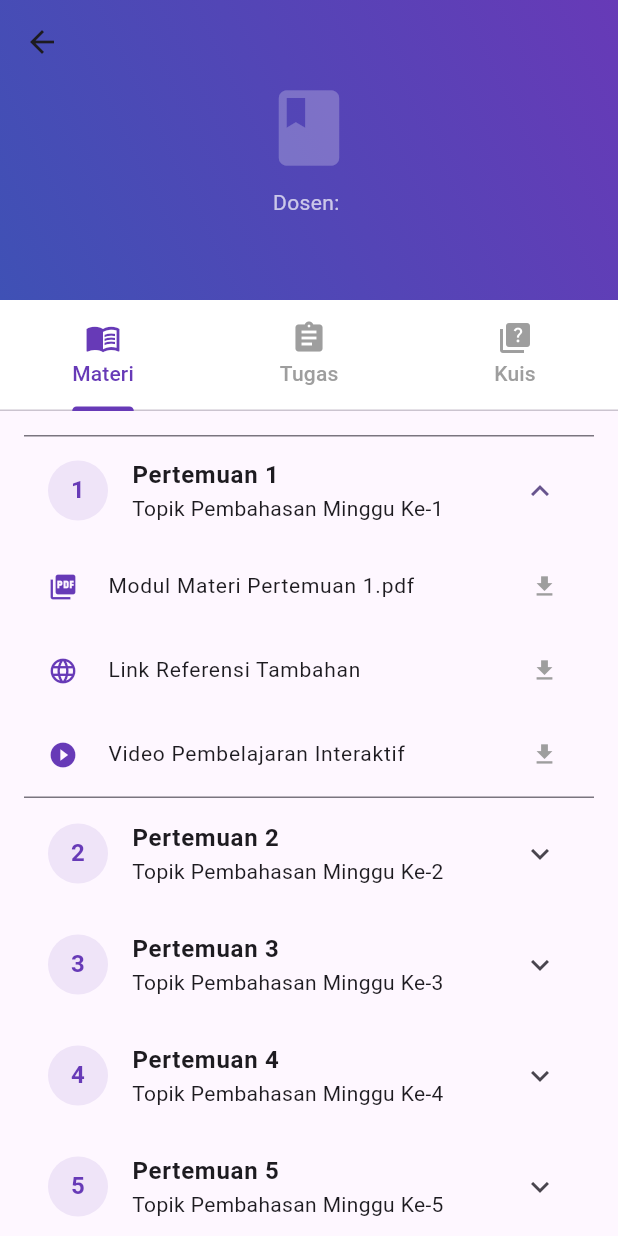
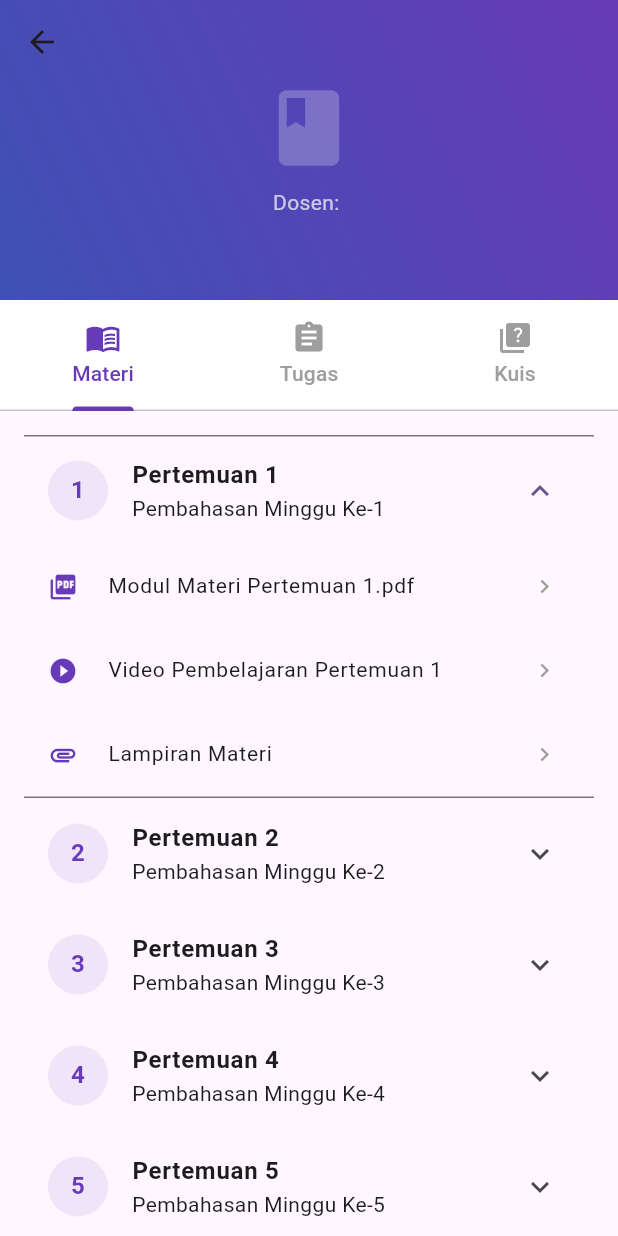
Before and after one commit to hamidarki/lms_uas, a Flutter app: the DetailKelasPage screen opened directly with empty values, after a tap on an icon or button, on a phone screen of 412 x 824 dp. Run offline on Flutter 3.47's test engine with Material 3 defaults, Android fonts, the phone set to English and light mode, and no system bars.

Commit message:
menambahkan isi konten halaman materi

```diff
--- a/lib/pages/detail_kelas_page.dart
+++ b/lib/pages/detail_kelas_page.dart
@@ -1,4 +1,5 @@
 import 'package:flutter/material.dart';
+import 'package:lms/pages/materi_page.dart';
 
 class DetailKelasPage extends StatefulWidget {
   final String namaMatakuliah;
@@ -115,17 +116,18 @@ class _DetailKelasPageState extends State<DetailKelasPage> with SingleTickerProv
       itemCount: 6,
       itemBuilder: (context, index) {
         int meeting = index + 1;
+        String topic = 'Pembahasan Minggu Ke-$meeting';
         return ExpansionTile(
           leading: CircleAvatar(
             backgroundColor: Colors.deepPurple.withOpacity(0.1),
             child: Text('$meeting', style: const TextStyle(color: Colors.deepPurple, fontWeight: FontWeight.bold)),
           ),
           title: Text('Pertemuan $meeting', style: const TextStyle(fontWeight: FontWeight.bold)),
-          subtitle: Text('Topik Pembahasan Minggu Ke-$meeting'),
+          subtitle: Text(topic),
           children: [
-            _buildResourceItem(Icons.picture_as_pdf, 'Modul Materi Pertemuan $meeting.pdf', 'File PDF'),
-            _buildResourceItem(Icons.language, 'Link Referensi Tambahan', 'URL Website'),
-            _buildResourceItem(Icons.play_circle_fill, 'Video Pembelajaran Interaktif', 'Konten Interaktif'),
+            _buildResourceItem('Modul Materi Pertemuan $meeting.pdf', topic, Icons.picture_as_pdf),
+            _buildResourceItem('Video Pembelajaran Pertemuan $meeting', topic, Icons.play_circle_fill),
+            _buildResourceItem('Lampiran Materi', topic, Icons.attachment),
           ],
         );
       },
@@ -152,12 +154,22 @@ class _DetailKelasPageState extends State<DetailKelasPage> with SingleTickerProv
     );
   }
 
-  Widget _buildResourceItem(IconData icon, String title, String type) {
+  Widget _buildResourceItem(String title, String topic, IconData icon) {
     return ListTile(
       leading: Icon(icon, color: Colors.deepPurple, size: 20),
       title: Text(title, style: const TextStyle(fontSize: 14)),
-      trailing: const Icon(Icons.download, size: 18, color: Colors.grey),
-      onTap: () {},
+      trailing: const Icon(Icons.chevron_right, size: 18, color: Colors.grey),
+      onTap: () {
+        Navigator.push(
+          context,
+          MaterialPageRoute(
+            builder: (context) => MateriPage(
+              judul: title,
+              deskripsi: 'Materi ini membahas secara mendalam mengenai $topic. Silakan pelajari file dan video yang tersedia di bawah ini.',
+            ),
+          ),
+        );
+      },
     );
   }
 
```
Also changed, not shown: lib/pages/materi_page.dart (added, +135 -0 lines).
